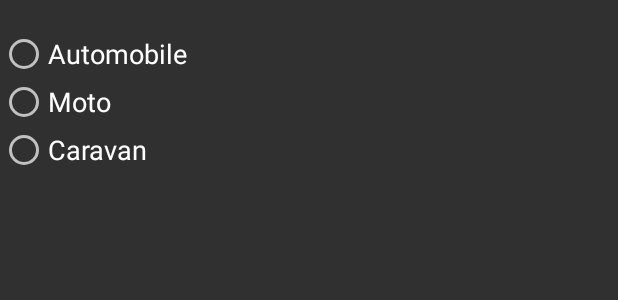
After one commit to joppichristian/ParkingFinder, an Android app: the layout menu_adapter.xml on its own in the app's theme, with its tools: preview values and no code run, on a phone screen of 412 x 824 dp. The commit adds this screen. Shown: the top 300 px of the screen. Run offline under Robolectric (Android 15) with nearby library versions, the phone set to English and light mode, and no system bars.

Commit message:
start to implement menu

```diff
--- a/app/src/main/java/joppi/pier/parkingfinder/MyListAdapter.java
+++ b/app/src/main/java/joppi/pier/parkingfinder/MyListAdapter.java
@@ -1,6 +1,8 @@
 package joppi.pier.parkingfinder;
 
 import android.content.Context;
+import android.graphics.Color;
+import android.graphics.drawable.GradientDrawable;
 import android.util.Log;
 import android.view.LayoutInflater;
 import android.view.View;
@@ -51,7 +53,6 @@ public class MyListAdapter extends BaseAdapter {
         {
             vi = inflater.inflate(R.layout.row_blue, null);
         }
-
         TextView text_name = (TextView) vi.findViewById(R.id.park_name);
         text_name.setText(data.get(position).toString());
         TextView text_details = (TextView) vi.findViewById(R.id.park_distance);
--- /dev/null
+++ b/app/src/main/res/layout/menu_adapter.xml
@@ -0,0 +1,36 @@
+<?xml version="1.0" encoding="utf-8"?>
+<RelativeLayout xmlns:android="http://schemas.android.com/apk/res/android"
+    android:orientation="vertical" android:layout_width="match_parent"
+    android:layout_height="match_parent">
+    <RadioGroup
+        android:layout_width="wrap_content"
+        android:layout_height="wrap_content"
+        android:paddingTop="20dp"
+        android:gravity="left"
+        android:paddingRight="80dp">
+
+        <RadioButton
+            android:id="@+id/radio_car"
+            android:layout_width="wrap_content"
+            android:layout_height="wrap_content"
+            android:onClick="changeVehicle"
+            android:text="Automobile"
+            android:textSize="18dp"/>
+
+        <RadioButton
+            android:id="@+id/radio_motor"
+            android:layout_width="wrap_content"
+            android:layout_height="wrap_content"
+            android:onClick="changeVehicle"
+            android:text="Moto"
+            android:textSize="18dp"/>
+
+        <RadioButton
+            android:id="@+id/radio_caravan"
+            android:layout_width="wrap_content"
+            android:layout_height="wrap_content"
+            android:onClick="changeVehicle"
+            android:text="Caravan"
+            android:textSize="18dp"/>
+    </RadioGroup>
+</RelativeLayout>
--- a/app/src/main/res/layout/row_blue.xml
+++ b/app/src/main/res/layout/row_blue.xml
@@ -49,7 +49,8 @@
         <View android:background="@drawable/rectangle_blue"
             android:layout_width="5pt"
             android:layout_height="match_parent"
-            android:layout_alignParentRight="true"/>
+            android:layout_alignParentRight="true"
+            android:id="@+id/colors_view"/>
     </RelativeLayout>
 
 </LinearLayout>
--- a/app/src/main/res/values/strings.xml
+++ b/app/src/main/res/values/strings.xml
@@ -6,4 +6,6 @@
     <string name="action_settings">Settings</string>
     <string name="section_format">Hello World from section: %1$d</string>
     <string name="title_activity_list_parking">ListParking</string>
+
+
 </resources>
```
Also changed, not shown: app/src/main/AndroidManifest.xml (+8 -5 lines), app/src/main/java/joppi/pier/parkingfinder/MapsActivity.java (+48 -8 lines), app/src/main/java/joppi/pier/parkingfinder/MenuAdapter.java (added, +48 -0 lines), app/src/main/res/drawable/list_item_bg_normal.xml (added, +8 -0 lines), app/src/main/res/drawable/list_item_bg_pressed.xml (added, +8 -0 lines), app/src/main/res/drawable/list_selector.xml (added, +8 -0 lines), app/src/main/res/layout/activity_maps.xml (+20 -6 lines), app/src/main/res/menu/maps_menu.xml (+11 -5 lines).
